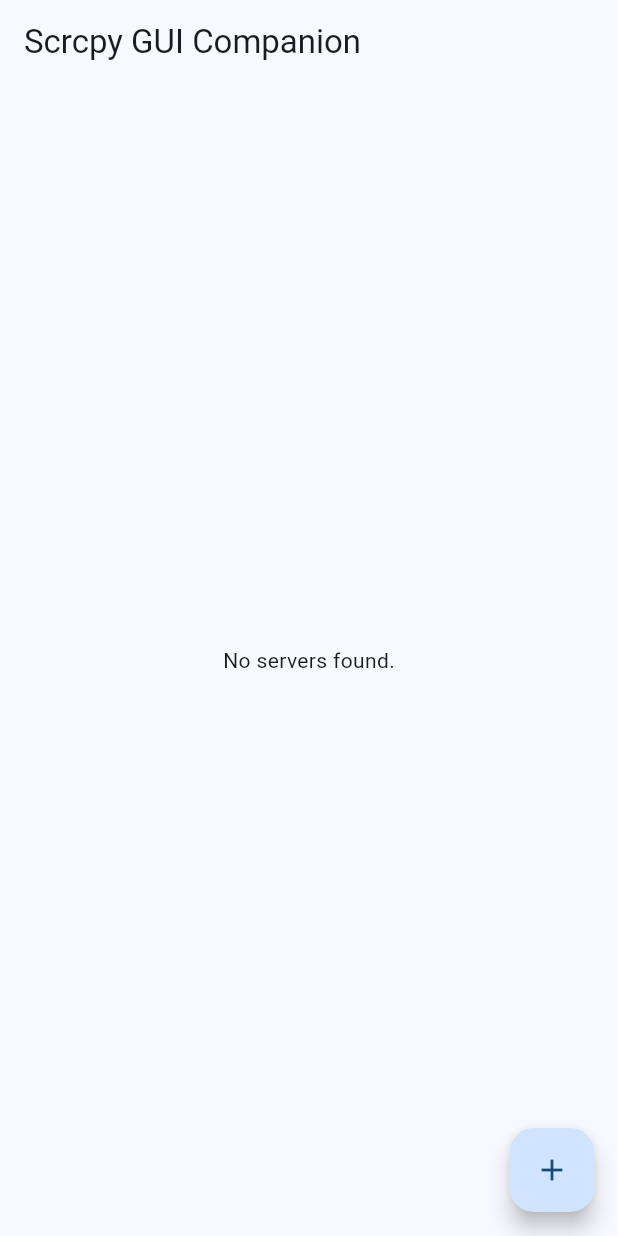
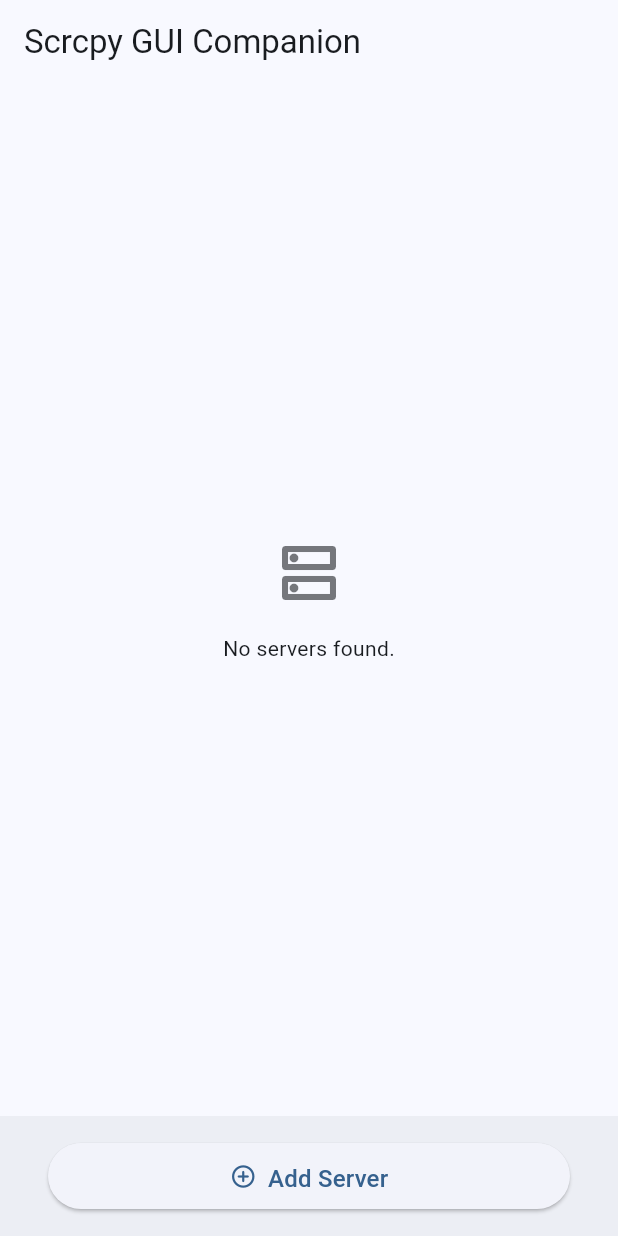
Before and after one commit to pizi-0/flutter-scrcpygui-companion, a Flutter app: the screen it shows after launch, on a phone screen of 412 x 824 dp. Run offline on Flutter 3.47's test engine with Material 3 defaults, Android fonts, the phone set to English and light mode, and no system bars; our stand-ins replace awesome_extensions, flutter_riverpod, flutter_slidable, shared_preferences; missing offline and left inert: encrypt_decrypt_plus, simple_barcode_scanner, string_extensions.

Commit message:
ui tweak

```diff
--- a/lib/screens/main_page/main_page.dart
+++ b/lib/screens/main_page/main_page.dart
@@ -1,6 +1,5 @@
 // ignore_for_file: use_build_context_synchronously
 
-import 'package:awesome_extensions/awesome_extensions_flutter.dart';
 import 'package:encrypt_decrypt_plus/encrypt_decrypt/xor.dart';
 import 'package:flutter/material.dart';
 import 'package:flutter_riverpod/flutter_riverpod.dart';
@@ -38,44 +37,62 @@
 
   @override
   Widget build(BuildContext context) {
-    final servers = ref.watch(serverListProvider);
+    final servers = ref.watch(serverListProvider).reversed.toList();
     final theme = Theme.of(context);
-
-    servers.reversed;
 
     return Scaffold(
       appBar: AppBar(title: Text('Scrcpy GUI Companion')),
-      floatingActionButton: FloatingActionButton(
-        onPressed: _addServer,
-        child: Icon(Icons.add),
+      // floatingActionButton: FloatingActionButton( // Removed in favor of BottomAppBar action
+      //   onPressed: _addServer,
+      //   tooltip: 'Add new server',
+      //   child: Icon(Icons.add),
+      // ),
+      bottomNavigationBar: BottomAppBar(
+        child: Padding(
+          padding: const EdgeInsets.symmetric(horizontal: 16.0, vertical: 6.0),
+          child: ElevatedButton.icon(
+            icon: Icon(Icons.add_circle_outline_rounded),
+            label: Text('Add Server'),
+            onPressed: _addServer,
+            style: ElevatedButton.styleFrom(
+              padding: EdgeInsets.symmetric(vertical: 12),
+              textStyle: theme.textTheme.titleMedium,
+            ),
+          ),
+        ),
       ),
       body: CustomScrollView(
+        reverse: true,
         slivers: [
           if (servers.isEmpty && !loading)
             SliverFillRemaining(
-              child: Center(child: Text('No servers found.')),
+              child: Center(
+                child: Column(
+                  mainAxisAlignment: MainAxisAlignment.center,
+                  children: [
+                    Icon(
+                      Icons.dns_outlined,
+                      size: 48,
+                      color: theme.colorScheme.onSurface.withAlpha(150),
+                    ),
+                    const SizedBox(height: 16),
+                    Text('No servers found.'),
+                  ],
+                ),
+              ),
             ),
           if (loading)
             SliverFillRemaining(
               child: Center(child: CircularProgressIndicator()),
             ),
-          if (servers.isNotEmpty)
+          if (servers.isNotEmpty) ...[
+            SliverToBoxAdapter(
+              child: Padding(padding: const EdgeInsets.only(bottom: 8)),
+            ),
             SliverList.builder(
               itemCount: servers.length,
               itemBuilder: (context, index) {
                 final serv = servers[index];
-                if (index == servers.length - 1) {
-                  return Column(
-                    children: [
-                      ServerListTile(serv: serv, ref: ref),
-                      Divider(endIndent: 10, indent: 10),
-                      Text(
-                        'Swipe left/right to delete server.',
-                      ).textColor(theme.colorScheme.onSurface.withAlpha(100)),
-                    ],
-                  );
-                }
-
                 return ServerListTile(
                   key: ValueKey(serv),
                   serv: serv,
@@ -83,6 +100,24 @@
                 );
               },
             ),
+            SliverToBoxAdapter(
+              child: Padding(
+                padding: const EdgeInsets.symmetric(
+                  vertical: 16.0,
+                  horizontal: 24.0,
+                ),
+                child: Center(
+                  child: Text(
+                    'Swipe left/right to delete server.',
+                    textAlign: TextAlign.center,
+                    style: theme.textTheme.bodySmall?.copyWith(
+                      color: theme.colorScheme.onSurface.withAlpha(150),
+                    ),
+                  ),
+                ),
+              ),
+            ),
+          ],
         ],
       ),
     );
@@ -219,7 +254,10 @@
         ),
         child: ListTile(
           title: Text(widget.serv.name),
-          subtitle: Text('${widget.serv.ip}:${widget.serv.port}').fontSize(12),
+          subtitle: Text(
+            '${widget.serv.ip}:${widget.serv.port}',
+            style: Theme.of(context).textTheme.bodySmall,
+          ),
           shape: RoundedRectangleBorder(
             borderRadius: BorderRadius.circular(10),
           ),
@@ -243,12 +281,16 @@
               showDialog(
                 context: context,
                 builder:
-                    (context) => AlertDialog(
+                    (dialogContext) => AlertDialog(
+                      shape: RoundedRectangleBorder(
+                        // Added for consistency
+                        borderRadius: BorderRadius.circular(10.0),
+                      ),
                       title: Text('Error'),
                       content: Text(e.toString()),
                       actions: [
                         TextButton(
-                          onPressed: () => Navigator.pop(context),
+                          onPressed: () => Navigator.pop(dialogContext),
                           child: Text('OK'),
                         ),
                       ],
```
Also changed, not shown: lib/screens/device_page/device_page.dart (+44 -5 lines), lib/screens/server_page/server_page.dart (+89 -39 lines).
